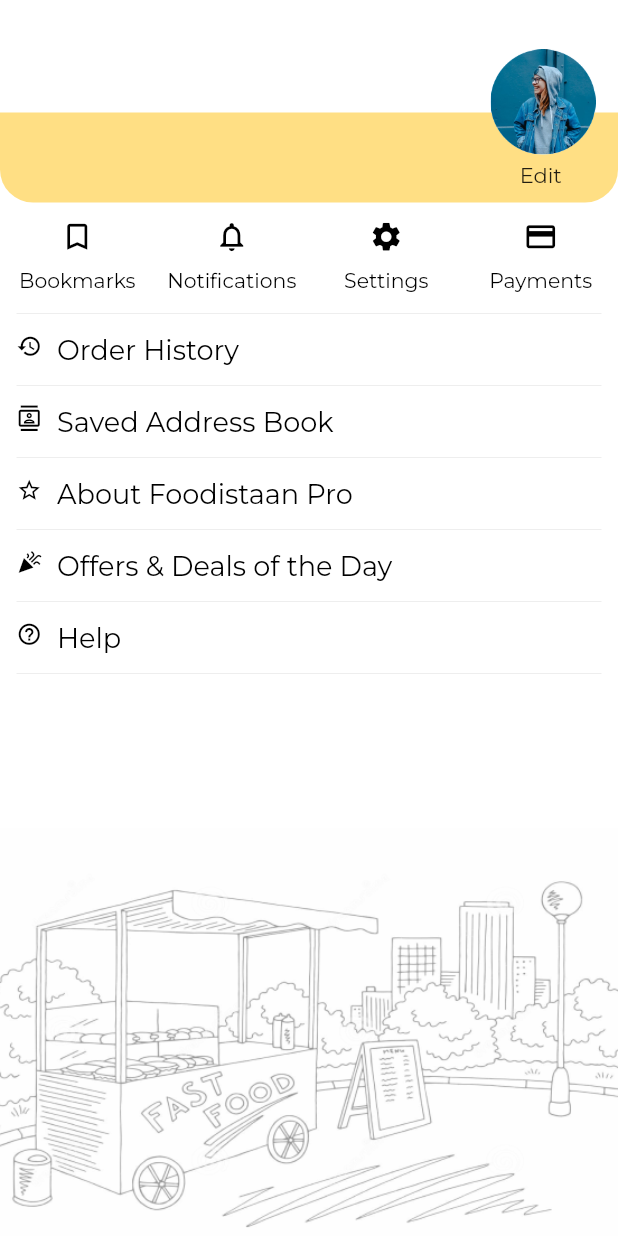
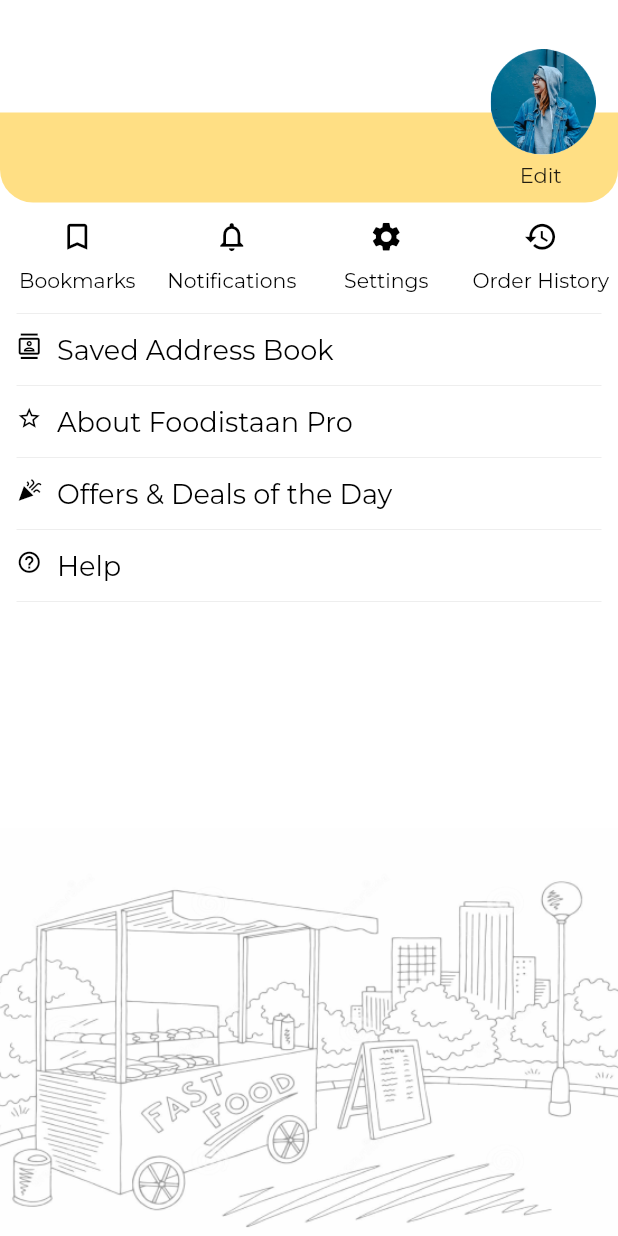
Before and after one commit to Foodistaan2021/Foodistaan-Main, a Flutter app: the UserProfile screen opened directly, on a phone screen of 412 x 824 dp. Run offline on Flutter 3.47's test engine with Material 2 defaults, Android fonts, the phone set to English and light mode, and no system bars; our stand-ins replace carousel_slider, cloud_firestore, firebase_auth, firebase_core, flutter_rating_bar, flutter_spinkit and 14 more; missing offline and left inert: dart:ffi, qr_code_scanner, razorpay_flutter; accounts and stored records are empty; project files that could hold a hidden picture were left out.

Commit message:
changed app name

```diff
--- a/lib/profile/user_profile.dart
+++ b/lib/profile/user_profile.dart
@@ -236,9 +236,8 @@ class _UserProfileState extends State<UserProfile>
                       onTap: () {
                         Navigator.push(
                           context,
-                          MaterialPageRoute(builder: (_) {
-                            return const Offers();
-                          }),
+                          MaterialPageRoute(
+                              builder: (context) => const Offers()),
                         );
                       },
                       child: Column(
@@ -309,7 +308,7 @@ class _UserProfileState extends State<UserProfile>
                         Navigator.push(
                           context,
                           MaterialPageRoute(builder: (_) {
-                            return const Payments();
+                            return const Orders();
                           }),
                         );
                       },
@@ -318,7 +317,7 @@ class _UserProfileState extends State<UserProfile>
                         crossAxisAlignment: CrossAxisAlignment.center,
                         children: [
                           Icon(
-                            Icons.payment_outlined,
+                            Icons.history,
                             color: Colors.black,
                             size: 23,
                           ),
@@ -326,7 +325,7 @@ class _UserProfileState extends State<UserProfile>
                             height: 10,
                           ),
                           Text(
-                            'Payments',
+                            'Order History',
                             textAlign: TextAlign.center,
                             style: TextStyle(
                               fontSize:
@@ -340,52 +339,52 @@ class _UserProfileState extends State<UserProfile>
                   ),
                 ],
               ),
-              const SizedBox(
-                height: 5,
-              ),
-              Padding(
-                padding: EdgeInsets.symmetric(horizontal: 11),
-                child: Divider(
-                  color: Colors.grey.shade200,
-                ),
-              ),
-              const SizedBox(
-                height: 5,
-              ),
-              GestureDetector(
-                onTap: () {
-                  Navigator.push(
-                    context,
-                    MaterialPageRoute(builder: (_) {
-                      return const Orders();
-                    }),
-                  );
-                },
-                child: Row(
-                  mainAxisAlignment: MainAxisAlignment.start,
-                  crossAxisAlignment: CrossAxisAlignment.start,
-                  children: [
-                    SizedBox(
-                      width: 11,
-                    ),
-                    Icon(
-                      Icons.history,
-                      color: Colors.black,
-                      size: 17,
-                    ),
-                    SizedBox(
-                      width: 10,
-                    ),
-                    Text(
-                      'Order History',
-                      style: TextStyle(
-                        color: Colors.black,
-                        fontSize: MediaQuery.of(context).size.width * 0.044,
-                      ),
-                    ),
-                  ],
-                ),
-              ),
+              // const SizedBox(
+              //   height: 5,
+              // ),
+              // Padding(
+              //   padding: EdgeInsets.symmetric(horizontal: 11),
+              //   child: Divider(
+              //     color: Colors.grey.shade200,
+              //   ),
+              // ),
+              // const SizedBox(
+              //   height: 5,
+              // ),
+              // GestureDetector(
+              //   onTap: () {
+              //     Navigator.push(
+              //       context,
+              //       MaterialPageRoute(builder: (_) {
+              //         return const Orders();
+              //       }),
+              //     );
+              //   },
+              //   child: Row(
+              //     mainAxisAlignment: MainAxisAlignment.start,
+              //     crossAxisAlignment: CrossAxisAlignment.start,
+              //     children: [
+              //       SizedBox(
+              //         width: 11,
+              //       ),
+              //       Icon(
+              //         Icons.history,
+              //         color: Colors.black,
+              //         size: 17,
+              //       ),
+              //       SizedBox(
+              //         width: 10,
+              //       ),
+              //       Text(
+              //         'Order History',
+              //         style: TextStyle(
+              //           color: Colors.black,
+              //           fontSize: MediaQuery.of(context).size.width * 0.044,
+              //         ),
+              //       ),
+              //     ],
+              //   ),
+              // ),
               const SizedBox(
                 height: 5,
               ),
```
Also changed, not shown: 2 other files.
